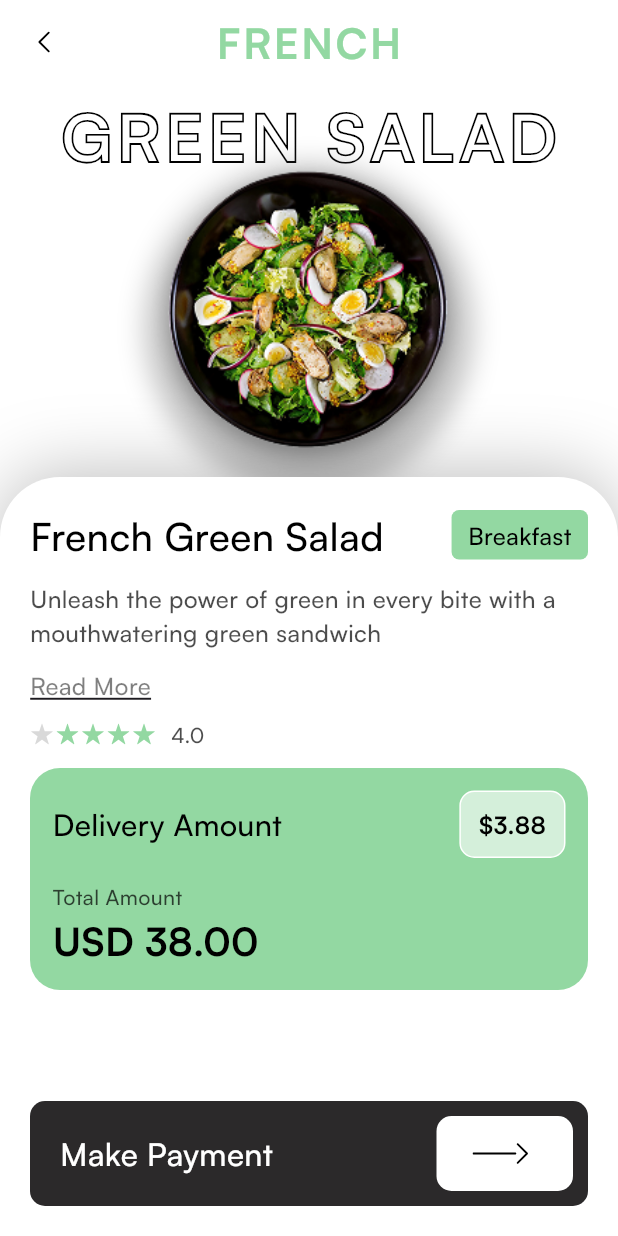
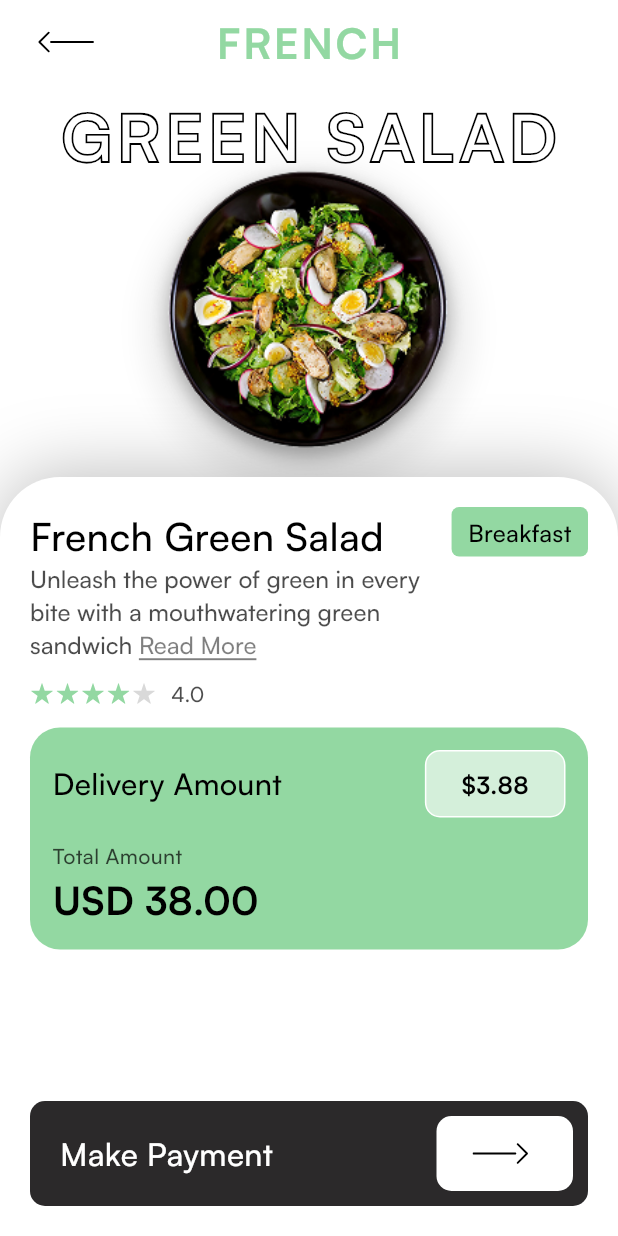
Before and after one commit to SherazAli-67/healthy-food-ui, a Flutter app: the HomeScreen screen opened by its route, after a tap on "Breakfast", on a phone screen of 412 x 824 dp. Run offline on Flutter 3.47's test engine with Material 3 defaults, Android fonts, the phone set to English and light mode, and no system bars; our stand-ins replace flutter_svg, go_router.

Commit message:
Healthy Food UI - Food Detail UI Finalized

```diff
--- a/lib/constants/number_constant.dart
+++ b/lib/constants/number_constant.dart
@@ -72,7 +72,7 @@ class NumberConstant {
   static const pricingCardHeight = 137.0;
   static const pricingCardRadius = 20.0;
   static const pricingCardPadding = 15.0;
-  static const deliveryChipHorizontalPadding = 12.0;
+  static const deliveryChipHorizontalPadding = 23.5;
   static const deliveryChipVerticalPadding = 10.0;
   static const deliveryChipRadius = 10.0;
 
--- a/lib/presentation/food_detail_screen.dart
+++ b/lib/presentation/food_detail_screen.dart
@@ -77,7 +77,7 @@ class FoodDetailScreen extends StatelessWidget {
               shape: .circle,
               boxShadow: [
                 BoxShadow(
-                  color: AppColors.cardShadowColor,
+                  color: AppColors.cardShadowColor.withValues(alpha: 0.1),
                   blurRadius: NumberConstant.detailHeroImageShadowBlur,
                   offset: Offset(0, NumberConstant.detailHeroImageShadowOffsetY),
                 ),
@@ -126,9 +126,29 @@ class FoodDetailScreen extends StatelessWidget {
         crossAxisAlignment: .start,
         spacing: NumberConstant.detailContentSpacing,
         children: [
-          _buildTitleRow(),
-          Text(item.description, style: AppTextStyles.detailDescription),
-          Text(StringConst.readMore, style: AppTextStyles.readMore),
+          Row(
+            spacing: 14,
+            crossAxisAlignment: .start,
+            children: [
+              Expanded(child: Column(
+
+                crossAxisAlignment: .start,
+                children: [
+                  Text(item.title, style: AppTextStyles.detailTitle),
+                  RichText(text: TextSpan(
+                    text: '${item.description} ', style: AppTextStyles.detailDescription.copyWith(fontFamily: StringConst.appFontFamily, color: Colors.black.withValues(alpha: 0.7)),
+                    children: [
+                      TextSpan(
+                        text: 'Read More',
+                        style: AppTextStyles.readMore.copyWith(fontFamily: StringConst.appFontFamily, color: Colors.black.withValues(alpha: 0.5), decoration: .underline)
+                      )
+                    ]
+                  ))
+                ],
+              )),
+              MealTypeBadge(label: 'Breakfast')
+            ],
+          ),
           _buildRatingRow(),
           _buildPricingCard(),
           const Spacer(),
@@ -138,15 +158,6 @@ class FoodDetailScreen extends StatelessWidget {
     );
   }
 
-  Widget _buildTitleRow() {
-    return Row(
-      spacing: NumberConstant.detailTitleRowSpacing,
-      children: [
-        Expanded(child: Text(item.title, style: AppTextStyles.detailTitle)),
-        MealTypeBadge(label: item.mealType),
-      ],
-    );
-  }
 
   Widget _buildRatingRow() {
     return Row(
```
Also changed, not shown: assets/icons/ic_arrow_back.svg, assets/icons/ic_rating_stars.svg.
